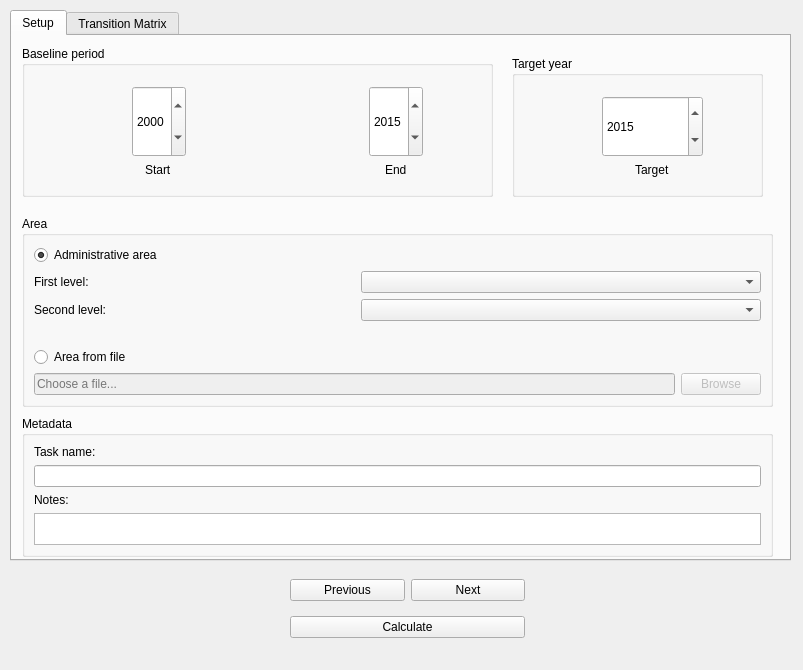
This is LDMP/gui/DlgCalculateLC.ui in ConservationInternational/trends.earth as Qt 5 draws it before an edit. The edited form follows.
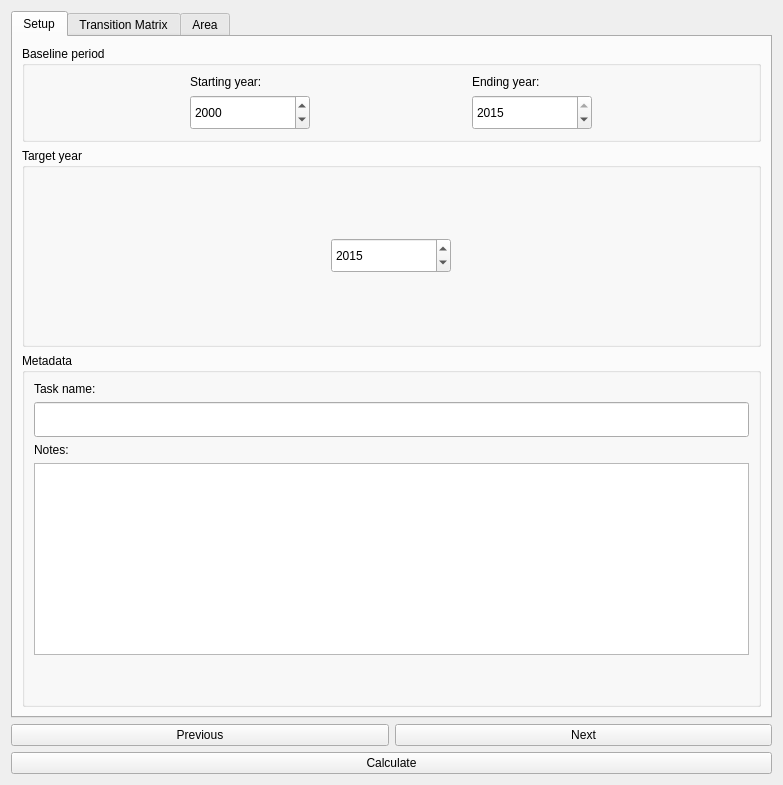
This is the edited form.

The edit to the form file:
```diff
--- a/LDMP/gui/DlgCalculateLC.ui
+++ b/LDMP/gui/DlgCalculateLC.ui
@@ -6,8 +6,8 @@
    <rect>
     <x>0</x>
     <y>0</y>
-    <width>803</width>
-    <height>670</height>
+    <width>783</width>
+    <height>785</height>
    </rect>
   </property>
   <property name="sizePolicy">
@@ -19,15 +19,9 @@
   <property name="windowTitle">
    <string>Calculate Land Cover Change</string>
   </property>
+  <layout class="QVBoxLayout" name="verticalLayout">
+   <item>
   <widget class="QTabWidget" name="TabBox">
-   <property name="geometry">
-    <rect>
-     <x>10</x>
-     <y>10</y>
-     <width>781</width>
-     <height>551</height>
-    </rect>
-   </property>
    <property name="tabShape">
     <enum>QTabWidget::Rounded</enum>
    </property>
@@ -38,30 +32,61 @@
     <attribute name="title">
      <string>Setup</string>
     </attribute>
-    <widget class="QGroupBox" name="groupBox_3">
-     <property name="geometry">
-      <rect>
-       <x>10</x>
-       <y>10</y>
-       <width>471</width>
-       <height>151</height>
-      </rect>
-     </property>
+      <layout class="QVBoxLayout" name="verticalLayout_5">
+       <item>
+        <widget class="QGroupBox" name="groupBox_9">
      <property name="title">
       <string>Baseline period</string>
      </property>
-     <widget class="QWidget" name="layoutWidget_2">
-      <property name="geometry">
-       <rect>
-        <x>110</x>
-        <y>40</y>
-        <width>291</width>
-        <height>91</height>
-       </rect>
-      </property>
-      <layout class="QGridLayout" name="gridLayout_5">
-       <item row="1" column="2" alignment="Qt::AlignHCenter">
-        <widget class="QLabel" name="label_6">
+         <layout class="QGridLayout" name="gridLayout_9">
+          <item row="1" column="0">
+           <widget class="QDateEdit" name="yearl_bl_start">
+            <property name="sizePolicy">
+             <sizepolicy hsizetype="Minimum" vsizetype="Minimum">
+              <horstretch>0</horstretch>
+              <verstretch>0</verstretch>
+             </sizepolicy>
+            </property>
+            <property name="minimumSize">
+             <size>
+              <width>0</width>
+              <height>35</height>
+             </size>
+            </property>
+            <property name="maximumSize">
+             <size>
+              <width>120</width>
+              <height>35</height>
+             </size>
+            </property>
+            <property name="date">
+             <date>
+              <year>2000</year>
+              <month>1</month>
+              <day>1</day>
+             </date>
+            </property>
+            <property name="maximumDate">
+             <date>
+              <year>2015</year>
+              <month>12</month>
+              <day>31</day>
+             </date>
+            </property>
+            <property name="minimumDate">
+             <date>
+              <year>1992</year>
+              <month>1</month>
+              <day>1</day>
+             </date>
+            </property>
+            <property name="displayFormat">
+             <string>yyyy</string>
+            </property>
+           </widget>
+          </item>
+          <item row="0" column="0">
+           <widget class="QLabel" name="label_10">
          <property name="font">
           <font>
            <weight>50</weight>
@@ -69,18 +94,43 @@
           </font>
          </property>
          <property name="text">
-          <string>End</string>
+             <string>Starting year:</string>
          </property>
         </widget>
        </item>
-       <item row="0" column="2">
-        <widget class="QDateEdit" name="year_bl_end">
+          <item row="0" column="1">
+           <widget class="QLabel" name="label_14">
+            <property name="font">
+             <font>
+              <weight>50</weight>
+              <bold>false</bold>
+             </font>
+            </property>
+            <property name="text">
+             <string>Ending year:</string>
+            </property>
+           </widget>
+          </item>
+          <item row="1" column="1">
+           <widget class="QDateEdit" name="yearl_bl_end">
          <property name="sizePolicy">
-          <sizepolicy hsizetype="Minimum" vsizetype="Expanding">
+             <sizepolicy hsizetype="Minimum" vsizetype="Minimum">
            <horstretch>0</horstretch>
            <verstretch>0</verstretch>
           </sizepolicy>
          </property>
+            <property name="minimumSize">
+             <size>
+              <width>0</width>
+              <height>35</height>
+             </size>
+            </property>
+            <property name="maximumSize">
+             <size>
+              <width>120</width>
+              <height>35</height>
+             </size>
+            </property>
          <property name="date">
           <date>
            <year>2015</year>
@@ -93,64 +143,14 @@
            <hour>23</hour>
            <minute>59</minute>
            <second>59</second>
-           <year>2030</year>
+              <year>2015</year>
            <month>12</month>
            <day>31</day>
-          </datetime>
-         </property>
-         <property name="minimumDate">
-          <date>
-           <year>1992</year>
-           <month>1</month>
-           <day>1</day>
-          </date>
-         </property>
-         <property name="displayFormat">
-          <string>yyyy</string>
-         </property>
-        </widget>
-       </item>
-       <item row="1" column="0" alignment="Qt::AlignHCenter">
-        <widget class="QLabel" name="label_7">
-         <property name="font">
-          <font>
-           <weight>50</weight>
-           <bold>false</bold>
-          </font>
-         </property>
-         <property name="text">
-          <string>Start</string>
-         </property>
-        </widget>
-       </item>
-       <item row="0" column="0">
-        <widget class="QDateEdit" name="year_bl_start">
-         <property name="sizePolicy">
-          <sizepolicy hsizetype="Minimum" vsizetype="Expanding">
-           <horstretch>0</horstretch>
-           <verstretch>0</verstretch>
-          </sizepolicy>
-         </property>
-         <property name="date">
-          <date>
-           <year>2000</year>
-           <month>1</month>
-           <day>1</day>
-          </date>
-         </property>
-         <property name="minimumDateTime">
-          <datetime>
-           <hour>0</hour>
-           <minute>0</minute>
-           <second>0</second>
-           <year>1992</year>
-           <month>1</month>
-           <day>1</day>
           </datetime>
          </property>
          <property name="maximumDate">
           <date>
-           <year>2030</year>
+              <year>2015</year>
            <month>12</month>
            <day>31</day>
           </date>
@@ -167,57 +167,15 @@
          </property>
         </widget>
        </item>
-       <item row="0" column="1">
-        <spacer name="horizontalSpacer_2">
-         <property name="orientation">
-          <enum>Qt::Horizontal</enum>
-         </property>
-         <property name="sizeHint" stdset="0">
-          <size>
-           <width>60</width>
-           <height>20</height>
-          </size>
-         </property>
-        </spacer>
-       </item>
-      </layout>
-     </widget>
-    </widget>
+         </layout>
+        </widget>
+       </item>
+       <item>
     <widget class="QGroupBox" name="groupBox_4">
-     <property name="geometry">
-      <rect>
-       <x>500</x>
-       <y>20</y>
-       <width>251</width>
-       <height>141</height>
-      </rect>
-     </property>
      <property name="title">
       <string>Target year</string>
      </property>
-     <widget class="QWidget" name="layoutWidget_3">
-      <property name="geometry">
-       <rect>
-        <x>90</x>
-        <y>40</y>
-        <width>101</width>
-        <height>81</height>
-       </rect>
-      </property>
-      <layout class="QGridLayout" name="gridLayout_8">
-       <item row="1" column="0" alignment="Qt::AlignHCenter">
-        <widget class="QLabel" name="label_18">
-         <property name="font">
-          <font>
-           <weight>50</weight>
-           <bold>false</bold>
-          </font>
-         </property>
-         <property name="text">
-          <string>Target</string>
-         </property>
-        </widget>
-       </item>
+         <layout class="QGridLayout" name="gridLayout_4">
        <item row="0" column="0">
         <widget class="QDateEdit" name="year_target">
          <property name="sizePolicy">
@@ -226,6 +184,18 @@
            <verstretch>0</verstretch>
           </sizepolicy>
          </property>
+            <property name="minimumSize">
+             <size>
+              <width>0</width>
+              <height>35</height>
+             </size>
+            </property>
+            <property name="maximumSize">
+             <size>
+              <width>120</width>
+              <height>35</height>
+             </size>
+            </property>
          <property name="date">
           <date>
            <year>2015</year>
@@ -264,212 +234,99 @@
        </item>
       </layout>
      </widget>
-    </widget>
-    <widget class="QGroupBox" name="groupBox_5">
-     <property name="geometry">
-      <rect>
-       <x>10</x>
-       <y>180</y>
-       <width>751</width>
-       <height>191</height>
-      </rect>
-     </property>
-     <property name="title">
-      <string>Area</string>
-     </property>
-     <layout class="QGridLayout" name="gridLayout_7">
-      <item row="0" column="0">
-       <layout class="QGridLayout" name="gridLayout_2">
-        <item row="1" column="0">
-         <layout class="QGridLayout" name="area_admin_layout">
-          <property name="leftMargin">
-           <number>0</number>
-          </property>
-          <property name="bottomMargin">
-           <number>0</number>
-          </property>
-          <item row="1" column="2">
-           <widget class="QComboBox" name="area_admin_1">
-            <property name="sizePolicy">
-             <sizepolicy hsizetype="Maximum" vsizetype="Fixed">
-              <horstretch>0</horstretch>
-              <verstretch>0</verstretch>
-             </sizepolicy>
-            </property>
-            <property name="minimumSize">
-             <size>
-              <width>400</width>
-              <height>0</height>
-             </size>
-            </property>
-           </widget>
-          </item>
-          <item row="1" column="0">
-           <widget class="QLabel" name="label_4">
-            <property name="sizePolicy">
-             <sizepolicy hsizetype="Minimum" vsizetype="Preferred">
-              <horstretch>0</horstretch>
-              <verstretch>0</verstretch>
-             </sizepolicy>
-            </property>
-            <property name="font">
-             <font>
-              <weight>50</weight>
-              <bold>false</bold>
-             </font>
-            </property>
-            <property name="text">
-             <string>Second level:</string>
-            </property>
-           </widget>
-          </item>
-          <item row="0" column="2">
-           <widget class="QComboBox" name="area_admin_0">
-            <property name="sizePolicy">
-             <sizepolicy hsizetype="Maximum" vsizetype="Fixed">
-              <horstretch>0</horstretch>
-              <verstretch>0</verstretch>
-             </sizepolicy>
-            </property>
-            <property name="minimumSize">
-             <size>
-              <width>400</width>
-              <height>0</height>
-             </size>
-            </property>
-           </widget>
-          </item>
-          <item row="0" column="0">
-           <widget class="QLabel" name="label_3">
-            <property name="sizePolicy">
-             <sizepolicy hsizetype="Minimum" vsizetype="Preferred">
-              <horstretch>0</horstretch>
-              <verstretch>0</verstretch>
-             </sizepolicy>
-            </property>
-            <property name="font">
-             <font>
-              <weight>50</weight>
-              <bold>false</bold>
-             </font>
-            </property>
-            <property name="text">
-             <string>First level:</string>
-            </property>
-           </widget>
-          </item>
-         </layout>
-        </item>
-        <item row="4" column="0">
-         <layout class="QGridLayout" name="area_fromfile_layout">
-          <item row="0" column="1">
-           <widget class="QPushButton" name="area_fromfile_browse">
-            <property name="enabled">
-             <bool>false</bool>
-            </property>
-            <property name="text">
-             <string>Browse</string>
-            </property>
-           </widget>
-          </item>
-          <item row="0" column="0">
-           <widget class="QLineEdit" name="area_fromfile_file">
-            <property name="enabled">
-             <bool>false</bool>
-            </property>
-            <property name="placeholderText">
-             <string>Choose a file...</string>
-            </property>
-           </widget>
-          </item>
-         </layout>
-        </item>
-        <item row="0" column="0">
-         <widget class="QRadioButton" name="area_admin">
-          <property name="text">
-           <string>Administrative area</string>
-          </property>
-          <property name="checked">
-           <bool>true</bool>
-          </property>
-         </widget>
-        </item>
-        <item row="3" column="0">
-         <widget class="QRadioButton" name="area_fromfile">
-          <property name="text">
-           <string>Area from file</string>
-          </property>
-         </widget>
-        </item>
-        <item row="2" column="0">
-         <spacer name="verticalSpacer">
-          <property name="orientation">
-           <enum>Qt::Vertical</enum>
-          </property>
-          <property name="sizeHint" stdset="0">
-           <size>
-            <width>20</width>
-            <height>40</height>
-           </size>
-          </property>
-         </spacer>
-        </item>
-       </layout>
-      </item>
-     </layout>
-    </widget>
+       </item>
+       <item>
     <widget class="QGroupBox" name="metadataGroupBox">
-     <property name="geometry">
-      <rect>
-       <x>10</x>
-       <y>380</y>
-       <width>751</width>
-       <height>141</height>
-      </rect>
-     </property>
      <property name="title">
       <string>Metadata</string>
      </property>
-     <layout class="QGridLayout" name="gridLayout_9">
-      <item row="1" column="0">
-       <widget class="QLineEdit" name="task_name">
-        <property name="maxLength">
-         <number>30</number>
-        </property>
-       </widget>
-      </item>
-      <item row="3" column="0">
-       <widget class="QTextEdit" name="task_notes"/>
-      </item>
-      <item row="0" column="0">
+         <layout class="QVBoxLayout" name="verticalLayout_2">
+          <item>
        <widget class="QLabel" name="label">
         <property name="text">
          <string>Task name:</string>
         </property>
        </widget>
       </item>
-      <item row="2" column="0">
+          <item>
+           <widget class="QLineEdit" name="task_name">
+            <property name="minimumSize">
+             <size>
+              <width>0</width>
+              <height>35</height>
+             </size>
+            </property>
+            <property name="maxLength">
+             <number>160</number>
+            </property>
+           </widget>
+          </item>
+          <item>
        <widget class="QLabel" name="label_2">
         <property name="text">
          <string>Notes:</string>
         </property>
        </widget>
       </item>
-     </layout>
-    </widget>
+          <item>
+           <widget class="QTextEdit" name="task_notes">
+            <property name="minimumSize">
+             <size>
+              <width>0</width>
+              <height>0</height>
+             </size>
+            </property>
+           </widget>
+          </item>
+          <item>
+           <spacer name="verticalSpacer_3">
+            <property name="orientation">
+             <enum>Qt::Vertical</enum>
+            </property>
+            <property name="sizeHint" stdset="0">
+             <size>
+              <width>20</width>
+              <height>40</height>
+             </size>
+            </property>
+           </spacer>
+          </item>
+         </layout>
+        </widget>
+       </item>
+      </layout>
    </widget>
    <widget class="QWidget" name="TransitionMatrixTab">
     <attribute name="title">
      <string>Transition Matrix</string>
     </attribute>
+      <layout class="QVBoxLayout" name="verticalLayout_4">
+       <item alignment="Qt::AlignHCenter">
+        <widget class="QLabel" name="label_lc_target_year">
+         <property name="font">
+          <font>
+           <weight>75</weight>
+           <bold>true</bold>
+          </font>
+         </property>
+         <property name="text">
+          <string>Land cover in target year </string>
+         </property>
+        </widget>
+       </item>
+       <item>
     <widget class="QTableWidget" name="transMatrix">
-     <property name="geometry">
-      <rect>
-       <x>40</x>
-       <y>60</y>
-       <width>721</width>
-       <height>411</height>
-      </rect>
+         <property name="sizePolicy">
+          <sizepolicy hsizetype="Minimum" vsizetype="Minimum">
+           <horstretch>0</horstretch>
+           <verstretch>0</verstretch>
+          </sizepolicy>
+         </property>
+         <property name="minimumSize">
+          <size>
+           <width>725</width>
+           <height>400</height>
+          </size>
      </property>
      <property name="autoFillBackground">
       <bool>false</bool>
@@ -856,37 +713,212 @@
       </property>
      </item>
     </widget>
-    <widget class="QLabel" name="label_lc_target_year">
-     <property name="geometry">
-      <rect>
-       <x>290</x>
-       <y>30</y>
-       <width>221</width>
-       <height>16</height>
-      </rect>
-     </property>
+       </item>
+       <item>
+        <spacer name="verticalSpacer_2">
+         <property name="orientation">
+          <enum>Qt::Vertical</enum>
+         </property>
+         <property name="sizeHint" stdset="0">
+          <size>
+           <width>20</width>
+           <height>40</height>
+          </size>
+         </property>
+        </spacer>
+       </item>
+      </layout>
+     </widget>
+     <widget class="QWidget" name="AreaTab">
+      <attribute name="title">
+       <string>Area</string>
+      </attribute>
+      <layout class="QVBoxLayout" name="verticalLayout_3">
+       <item>
+        <widget class="QGroupBox" name="groupBox_7">
+         <property name="title">
+          <string>Area to run calculations for</string>
+         </property>
+         <layout class="QGridLayout" name="gridLayout_2">
+          <item row="2" column="0">
+           <widget class="QLabel" name="label_4">
+            <property name="sizePolicy">
+             <sizepolicy hsizetype="Minimum" vsizetype="Preferred">
+              <horstretch>0</horstretch>
+              <verstretch>0</verstretch>
+             </sizepolicy>
+            </property>
+            <property name="maximumSize">
+             <size>
+              <width>110</width>
+              <height>16777215</height>
+             </size>
+            </property>
      <property name="font">
       <font>
-       <weight>75</weight>
-       <bold>true</bold>
+              <weight>50</weight>
+              <bold>false</bold>
       </font>
      </property>
      <property name="text">
-      <string>Land cover in target year </string>
-     </property>
-    </widget>
-   </widget>
-  </widget>
-  <widget class="QWidget" name="layoutWidget_4">
-   <property name="geometry">
-    <rect>
-     <x>290</x>
-     <y>570</y>
-     <width>235</width>
-     <height>79</height>
-    </rect>
-   </property>
+             <string>Second level:</string>
+            </property>
+           </widget>
+          </item>
+          <item row="1" column="0">
+           <widget class="QLabel" name="label_3">
+            <property name="sizePolicy">
+             <sizepolicy hsizetype="Minimum" vsizetype="Preferred">
+              <horstretch>0</horstretch>
+              <verstretch>0</verstretch>
+             </sizepolicy>
+            </property>
+            <property name="maximumSize">
+             <size>
+              <width>110</width>
+              <height>16777215</height>
+             </size>
+            </property>
+            <property name="font">
+             <font>
+              <weight>50</weight>
+              <bold>false</bold>
+             </font>
+            </property>
+            <property name="text">
+             <string>First level:</string>
+            </property>
+           </widget>
+          </item>
+          <item row="3" column="0">
+           <spacer name="verticalSpacer">
+            <property name="orientation">
+             <enum>Qt::Vertical</enum>
+            </property>
+            <property name="sizeHint" stdset="0">
+             <size>
+              <width>20</width>
+              <height>30</height>
+             </size>
+            </property>
+           </spacer>
+          </item>
+          <item row="5" column="2">
+           <widget class="QPushButton" name="area_fromfile_browse">
+            <property name="enabled">
+             <bool>false</bool>
+            </property>
+            <property name="minimumSize">
+             <size>
+              <width>0</width>
+              <height>35</height>
+             </size>
+            </property>
+            <property name="maximumSize">
+             <size>
+              <width>80</width>
+              <height>16777215</height>
+             </size>
+            </property>
+            <property name="text">
+             <string>Browse</string>
+            </property>
+           </widget>
+          </item>
+          <item row="2" column="1" colspan="2">
+           <widget class="QComboBox" name="area_admin_1">
+            <property name="sizePolicy">
+             <sizepolicy hsizetype="Expanding" vsizetype="Fixed">
+              <horstretch>0</horstretch>
+              <verstretch>0</verstretch>
+             </sizepolicy>
+            </property>
+            <property name="minimumSize">
+             <size>
+              <width>0</width>
+              <height>35</height>
+             </size>
+            </property>
+           </widget>
+          </item>
+          <item row="1" column="1" colspan="2">
+           <widget class="QComboBox" name="area_admin_0">
+            <property name="sizePolicy">
+             <sizepolicy hsizetype="Expanding" vsizetype="Fixed">
+              <horstretch>0</horstretch>
+              <verstretch>0</verstretch>
+             </sizepolicy>
+            </property>
+            <property name="minimumSize">
+             <size>
+              <width>0</width>
+              <height>35</height>
+             </size>
+            </property>
+           </widget>
+          </item>
+          <item row="5" column="0" colspan="2">
+           <widget class="QLineEdit" name="area_fromfile_file">
+            <property name="enabled">
+             <bool>false</bool>
+            </property>
+            <property name="minimumSize">
+             <size>
+              <width>120</width>
+              <height>35</height>
+             </size>
+            </property>
+            <property name="placeholderText">
+             <string>Choose a file...</string>
+            </property>
+           </widget>
+          </item>
+          <item row="4" column="0" colspan="3">
+           <widget class="QRadioButton" name="area_fromfile">
+            <property name="text">
+             <string>Area from file</string>
+            </property>
+           </widget>
+          </item>
+          <item row="0" column="0" colspan="3">
+           <widget class="QRadioButton" name="area_admin">
+            <property name="text">
+             <string>Administrative area</string>
+            </property>
+            <property name="checked">
+             <bool>true</bool>
+            </property>
+           </widget>
+          </item>
+         </layout>
+        </widget>
+       </item>
+       <item>
+        <spacer name="verticalSpacer_4">
+         <property name="orientation">
+          <enum>Qt::Vertical</enum>
+         </property>
+         <property name="sizeHint" stdset="0">
+          <size>
+           <width>20</width>
+           <height>40</height>
+          </size>
+         </property>
+        </spacer>
+       </item>
+      </layout>
+     </widget>
+    </widget>
+   </item>
+   <item>
    <layout class="QGridLayout" name="gridLayout_3">
+     <item row="1" column="0" colspan="2">
+      <widget class="QPushButton" name="button_calculate">
+       <property name="text">
+        <string>Calculate</string>
+       </property>
+      </widget>
+     </item>
     <item row="0" column="0">
      <widget class="QPushButton" name="button_prev">
       <property name="text">
@@ -901,15 +933,9 @@
       </property>
      </widget>
     </item>
-    <item row="1" column="0" colspan="2">
-     <widget class="QPushButton" name="button_calculate">
-      <property name="text">
-       <string>Calculate</string>
-      </property>
-     </widget>
-    </item>
-   </layout>
-  </widget>
+    </layout>
+   </item>
+  </layout>
  </widget>
  <tabstops>
   <tabstop>TabBox</tabstop>
```
Left out of the diff: 10 changed lines with no effect on the pictures. Lines whose indentation alone changed are shown as unchanged.
